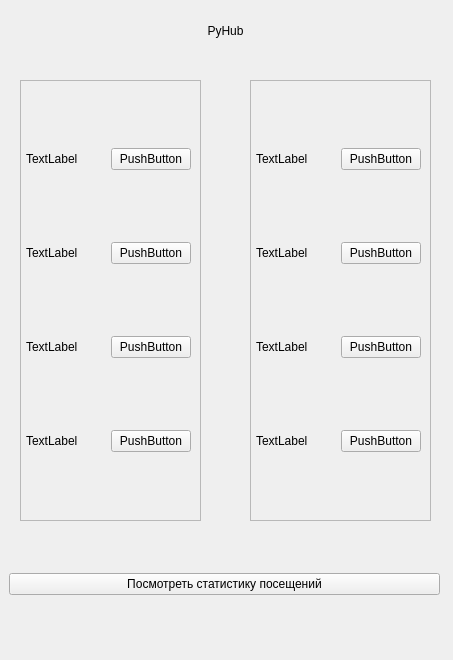
Old version of the form test ui/PyHub.ui in the repository krak251/hub_project.
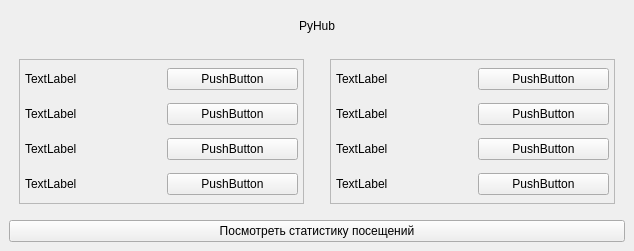
New version of the form.

```diff
--- a/test ui/PyHub.ui
+++ b/test ui/PyHub.ui
@@ -6,27 +6,35 @@
    <rect>
     <x>0</x>
     <y>0</y>
-    <width>453</width>
-    <height>660</height>
+    <width>634</width>
+    <height>251</height>
    </rect>
   </property>
   <property name="windowTitle">
    <string>MainWindow</string>
   </property>
   <widget class="QWidget" name="centralwidget">
-   <widget class="QWidget" name="horizontalLayoutWidget">
-    <property name="geometry">
-     <rect>
-      <x>10</x>
-      <y>0</y>
-      <width>431</width>
-      <height>61</height>
-     </rect>
-    </property>
-    <layout class="QHBoxLayout" name="horizontalLayout">
+   <layout class="QGridLayout" name="gridLayout">
+    <item row="0" column="0" colspan="2">
+     <layout class="QHBoxLayout" name="horizontalLayout" stretch="0">
+      <property name="spacing">
+       <number>5</number>
+      </property>
      <property name="sizeConstraint">
       <enum>QLayout::SetDefaultConstraint</enum>
      </property>
+      <property name="leftMargin">
+       <number>10</number>
+      </property>
+      <property name="topMargin">
+       <number>10</number>
+      </property>
+      <property name="rightMargin">
+       <number>10</number>
+      </property>
+      <property name="bottomMargin">
+       <number>10</number>
+      </property>
      <item>
       <widget class="QLabel" name="welcome_text">
        <property name="enabled">
@@ -41,16 +49,8 @@
       </widget>
      </item>
     </layout>
-   </widget>
-   <widget class="QWidget" name="gridLayoutWidget">
-    <property name="geometry">
-     <rect>
-      <x>10</x>
-      <y>70</y>
-      <width>201</width>
-      <height>461</height>
-     </rect>
-    </property>
+    </item>
+    <item row="1" column="0">
     <layout class="QGridLayout" name="gridLayout_2">
      <property name="leftMargin">
       <number>10</number>
@@ -80,8 +80,8 @@
          <rect>
           <x>0</x>
           <y>0</y>
-          <width>179</width>
-          <height>439</height>
+           <width>283</width>
+           <height>141</height>
          </rect>
         </property>
         <layout class="QGridLayout" name="gridLayout_3" rowstretch="0,0,0,0">
@@ -91,13 +91,13 @@
          <property name="topMargin">
           <number>5</number>
          </property>
+          <property name="rightMargin">
+           <number>5</number>
+          </property>
          <property name="bottomMargin">
           <number>5</number>
          </property>
-         <property name="horizontalSpacing">
-          <number>5</number>
-         </property>
-         <property name="verticalSpacing">
+          <property name="spacing">
           <number>10</number>
          </property>
          <item row="0" column="0">
@@ -161,16 +161,8 @@
       </widget>
      </item>
     </layout>
-   </widget>
-   <widget class="QWidget" name="gridLayoutWidget_2">
-    <property name="geometry">
-     <rect>
-      <x>240</x>
-      <y>70</y>
-      <width>201</width>
-      <height>461</height>
-     </rect>
-    </property>
+    </item>
+    <item row="1" column="1">
     <layout class="QGridLayout" name="gridLayout_5">
      <property name="leftMargin">
       <number>10</number>
@@ -200,8 +192,8 @@
          <rect>
           <x>0</x>
           <y>0</y>
-          <width>179</width>
-          <height>439</height>
+           <width>283</width>
+           <height>141</height>
          </rect>
         </property>
         <layout class="QGridLayout" name="gridLayout_6" rowstretch="0,0,0,0">
@@ -211,13 +203,13 @@
          <property name="topMargin">
           <number>5</number>
          </property>
+          <property name="rightMargin">
+           <number>5</number>
+          </property>
          <property name="bottomMargin">
           <number>5</number>
          </property>
-         <property name="horizontalSpacing">
-          <number>5</number>
-         </property>
-         <property name="verticalSpacing">
+          <property name="spacing">
           <number>10</number>
          </property>
          <item row="0" column="0">
@@ -281,16 +273,8 @@
       </widget>
      </item>
     </layout>
-   </widget>
-   <widget class="QWidget" name="horizontalLayoutWidget_2">
-    <property name="geometry">
-     <rect>
-      <x>9</x>
-      <y>539</y>
-      <width>431</width>
-      <height>91</height>
-     </rect>
-    </property>
+    </item>
+    <item row="2" column="0" colspan="2">
     <layout class="QHBoxLayout" name="horizontalLayout_2">
      <item>
       <widget class="QPushButton" name="statbutton">
@@ -300,17 +284,8 @@
       </widget>
      </item>
     </layout>
-   </widget>
-  </widget>
-  <widget class="QMenuBar" name="menuBar">
-   <property name="geometry">
-    <rect>
-     <x>0</x>
-     <y>0</y>
-     <width>453</width>
-     <height>21</height>
-    </rect>
-   </property>
+    </item>
+   </layout>
   </widget>
  </widget>
  <resources/>
```
Lines whose indentation alone changed are shown as unchanged.
